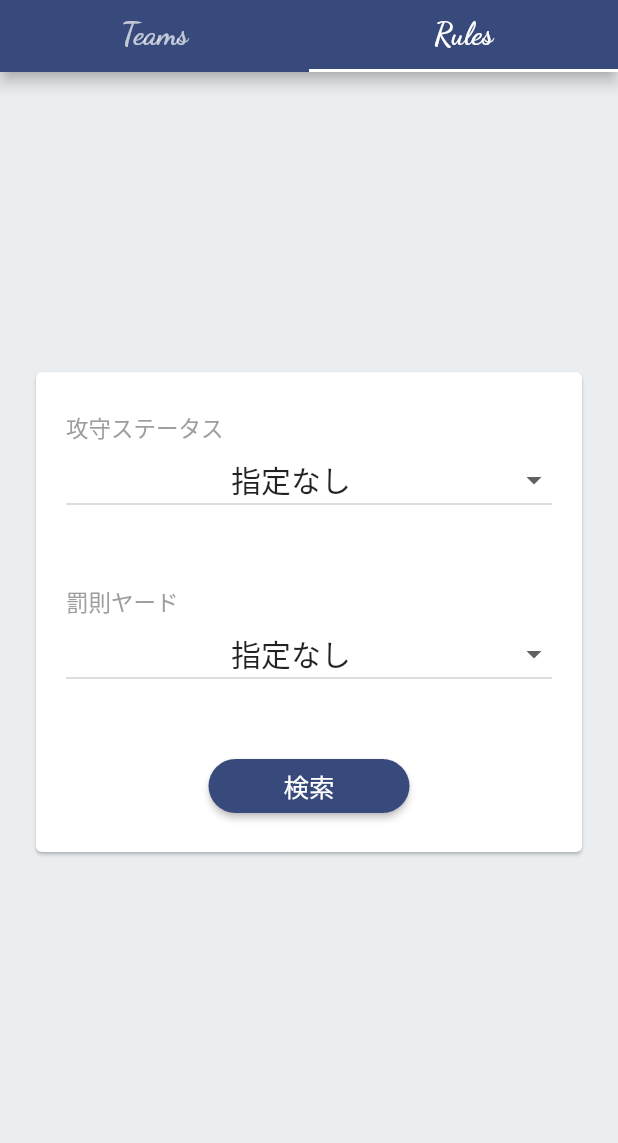
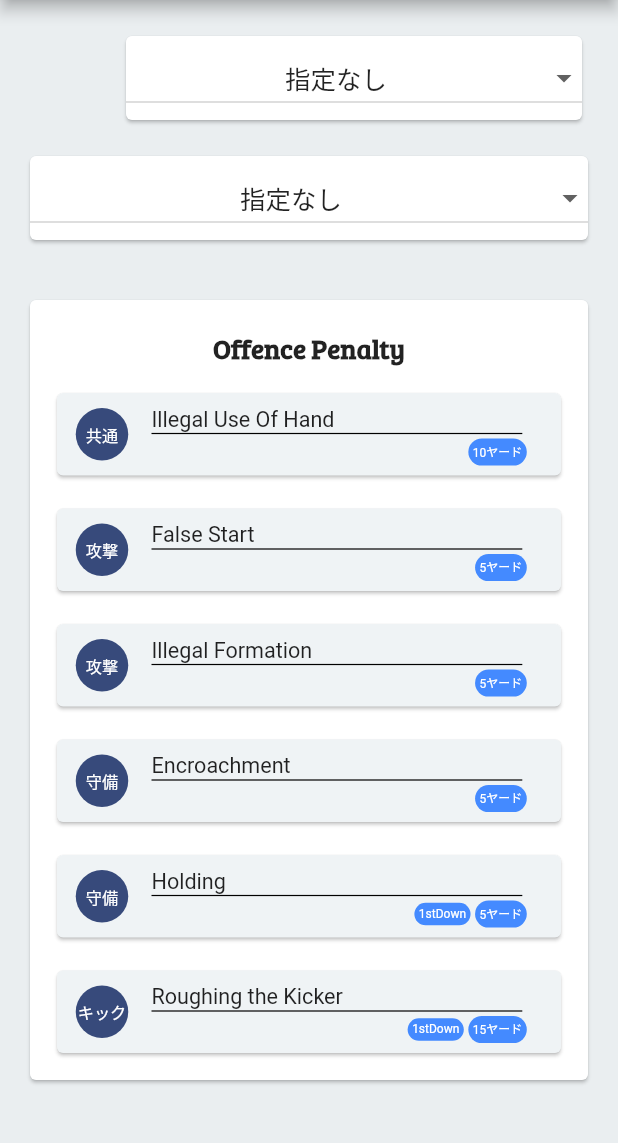
Before and after one commit to toshi1023/nfl-library-app, a Flutter app: the screen it shows after launch, tab 2 chosen, after a tap on "検索", on a phone screen of 412 x 824 dp, the part 84-1227 px from its top. Run offline on Flutter 3.47's test engine with Material 2 defaults, Android fonts, the phone set to English and light mode, and no system bars; our stand-ins replace flutter_riverpod; project files that could hold a hidden picture were left out.

Commit message:
反則一覧ページの実装

```diff
--- a/lib/components/common/search_selectbox/offence_defence_kick_select_box.dart
+++ b/lib/components/common/search_selectbox/offence_defence_kick_select_box.dart
@@ -1,6 +1,8 @@
 /// 攻守ステータスの検索セレクトボックス
 
 import 'package:flutter/material.dart';
+
+import '../../../configs/const.dart';
 
 class OffenceDefenceKickSelectBox extends StatefulWidget {
   @override
@@ -23,19 +25,19 @@ class _OffenceDefenceKickSelectBoxState extends State<OffenceDefenceKickSelectBo
     _items
       ..add(const DropdownMenuItem(
         value: 0,
-        child: Center(child: Text('指定なし', textAlign: TextAlign.center, style: TextStyle(fontSize: 20.0))),
+        child: Center(child: Text('指定なし', textAlign: TextAlign.center, style: TextStyle(fontSize: AppNum.selectboxFontSize))),
       ))
       ..add(const DropdownMenuItem(
         value: 1,
-        child: Center(child: Text('オフェンス', textAlign: TextAlign.center, style: TextStyle(fontSize: 20.0))),
+        child: Center(child: Text('オフェンス', textAlign: TextAlign.center, style: TextStyle(fontSize: AppNum.selectboxFontSize))),
       ))
       ..add(const DropdownMenuItem(
         value: 2,
-        child: Center(child: Text('ディフェンス', textAlign: TextAlign.center, style: TextStyle(fontSize: 20.0))),
+        child: Center(child: Text('ディフェンス', textAlign: TextAlign.center, style: TextStyle(fontSize: AppNum.selectboxFontSize))),
       ))
       ..add(const DropdownMenuItem(
         value: 3,
-        child: Center(child: Text('キック', textAlign: TextAlign.center, style: TextStyle(fontSize: 20.0))),
+        child: Center(child: Text('キック', textAlign: TextAlign.center, style: TextStyle(fontSize: AppNum.selectboxFontSize))),
       ));
   }
 
--- a/lib/components/common/search_selectbox/penalty_yard_select_box.dart
+++ b/lib/components/common/search_selectbox/penalty_yard_select_box.dart
@@ -1,6 +1,8 @@
 /// 罰則ヤードの検索セレクトボックス
 
 import 'package:flutter/material.dart';
+
+import '../../../configs/const.dart';
 
 class PenaltyYardSelectBox extends StatefulWidget {
   @override
@@ -23,23 +25,23 @@ class _PenaltyYardSelectBoxState extends State<PenaltyYardSelectBox> {
     _items
       ..add(const DropdownMenuItem(
         value: 0,
-        child: Center(child: Text('指定なし', textAlign: TextAlign.center, style: TextStyle(fontSize: 20.0))),
+        child: Center(child: Text('指定なし', textAlign: TextAlign.center, style: TextStyle(fontSize: AppNum.selectboxFontSize))),
       ))
       ..add(const DropdownMenuItem(
         value: 1,
-        child: Center(child: Text('5ヤード', textAlign: TextAlign.center, style: TextStyle(fontSize: 20.0))),
+        child: Center(child: Text('5ヤード', textAlign: TextAlign.center, style: TextStyle(fontSize: AppNum.selectboxFontSize))),
       ))
       ..add(const DropdownMenuItem(
         value: 2,
-        child: Center(child: Text('10ヤード', textAlign: TextAlign.center, style: TextStyle(fontSize: 20.0))),
+        child: Center(child: Text('10ヤード', textAlign: TextAlign.center, style: TextStyle(fontSize: AppNum.selectboxFontSize))),
       ))
       ..add(const DropdownMenuItem(
         value: 3,
-        child: Center(child: Text('15ヤード', textAlign: TextAlign.center, style: TextStyle(fontSize: 20.0))),
+        child: Center(child: Text('15ヤード', textAlign: TextAlign.center, style: TextStyle(fontSize: AppNum.selectboxFontSize))),
       ))
       ..add(const DropdownMenuItem(
         value: 4,
-        child: Center(child: Text('15ヤード以上', textAlign: TextAlign.center, style: TextStyle(fontSize: 20.0))),
+        child: Center(child: Text('15ヤード以上', textAlign: TextAlign.center, style: TextStyle(fontSize: AppNum.selectboxFontSize))),
       ));
   }
 
--- /dev/null
+++ b/lib/components/results/rules/penalties.dart
@@ -0,0 +1,263 @@
+/// 反則一覧コンポーネント
+
+import 'package:flutter/cupertino.dart';
+import 'package:flutter/material.dart';
+import '../../../configs/const.dart';
+import '../../../domain/penalty.dart';
+import '../../common/search_selectbox/offence_defence_kick_select_box.dart';
+import '../../common/search_selectbox/penalty_yard_select_box.dart';
+
+class Penalties extends StatelessWidget {
+  // 反則一覧のデータ格納用変数
+  final List<Penalty> penalties;
+
+  @override
+  const Penalties({Key? key, required this.penalties}) : super(key: key);
+
+  @override
+  Widget build(BuildContext context) {
+    final double containerWidth;
+    // 検索用ドロップダウンリストのレイアウト設定
+    const double selectBoxHeight = AppNum.cardPadding / 5;
+
+    containerWidth = MediaQuery.of(context).size.width * 0.6;
+
+    // SingleChildScrollViewで高さ指定が必要
+    return SingleChildScrollView(
+      child: Center(
+        child: Column(
+          mainAxisAlignment: MainAxisAlignment.spaceAround,
+          children: <Widget> [
+            Padding(
+              padding: const EdgeInsets.all(AppNum.cardPadding),
+              child: Column(
+                children: [
+
+                  // 攻守キックのドロップダウンリスト
+                  Padding(
+                    padding: const EdgeInsets.only(left: AppNum.cardPadding * 3),
+                    child: Card(
+                      child: Padding(
+                        padding: const EdgeInsets.only(top: selectBoxHeight, bottom: selectBoxHeight),
+                        child: OffenceDefenceKickSelectBox(),
+                      ),
+                    ),
+                  ),
+
+                  // 罰則ヤードのドロップダウンリスト
+                  Card(
+                      margin: const EdgeInsets.only(top: AppNum.cardMargin),
+                      child: Padding(
+                        padding: const EdgeInsets.only(top: selectBoxHeight, bottom: selectBoxHeight),
+                        child: PenaltyYardSelectBox(),
+                      )
+                  ),
+                ],
+              ),
+            ),
+            Card(
+              margin: const EdgeInsets.all(AppNum.cardMargin),
+              child: Column(
+                children: [
+                  Padding(
+                    padding: const EdgeInsets.only(top: AppNum.cardPadding),
+                    child: Center(
+                      child: Text(
+                        'Offence Penalty',
+                        style: const TextStyle(
+                            fontSize: AppNum.resultsNameFontSize,
+                            fontFamily: 'Bree_Serif',
+                            fontWeight: FontWeight.bold
+                        ),
+                      ),
+                    ),
+                  ),
+
+                  ListView.builder( // ListViewはスクロールが自動でつく
+                    // スクロールする要素の中(SingleChildScrollView)にスクロールする要素(ListView)を追加してしまうと、
+                    // ListViewがどっちのスクロールに高さを合わせればいいか分からなくなるため、エラーを発生させる
+
+                    // 要素の高さに合わせてどうこう調整してくれるもの
+                    shrinkWrap: true,
+                    physics: const NeverScrollableScrollPhysics(),
+
+                    itemCount: penalties.length,
+                    itemBuilder: (context, index) {
+                      final data = penalties[index];
+                      return Padding(
+                        padding: index == (penalties.length - 1) ?
+                        // 最後だけ
+                        const EdgeInsets.all(AppNum.cardPadding * 0.7)
+                            :
+                        // 最初から最後の1つ手前まで
+                        const EdgeInsets.only(top: AppNum.cardPadding * 0.7, left: AppNum.cardPadding * 0.7, right: AppNum.cardPadding * 0.7),
+                        child: InkWell(
+                          onTap: () {
+                            // Navigator.of(context).pushNamed("/player_detail", arguments: data);
+                          },
+                          child: Card(
+                            color: AppColor.subColor,
+                            child: Row(
+                              children: [
+                                Container(
+                                  margin: const EdgeInsets.only(top: 10, bottom: 10),
+                                  decoration: const BoxDecoration(
+                                    color: AppColor.mainColor,
+                                    shape: BoxShape.circle,
+                                  ),
+                                  width: 60,
+                                  height: 35,
+                                  child: Center(
+                                    child: Text(
+                                      data.statusType == 0 ? '共通' :
+                                      data.statusType == 1 ? '攻撃' :
+                                      data.statusType == 2 ? '守備' :
+                                      'キック',
+                                      style: const TextStyle(
+                                        fontSize: AppNum.resultsNameFontSize * 0.6,
+                                        color: Colors.white
+                                      ),
+                                    ),
+                                  )
+                                ),
+                                Column(
+                                  crossAxisAlignment: CrossAxisAlignment.end,
+                                  children: <Widget> [
+                                    Padding(
+                                      padding: const EdgeInsets.all(AppNum.resultsNamePadding),
+                                      child: Container(
+                                        width: containerWidth,
+                                        decoration: const BoxDecoration(
+                                            border: Border(bottom: BorderSide(
+                                              color: Colors.black,
+                                              width: 0.8,
+                                            ))
+                                        ),
+                                        child: Text(
+                                          data.englishName,
+                                          style: const TextStyle(
+                                              fontSize: AppNum.resultsNameFontSize * 0.8
+                                          ),
+                                        ),
+                                      ),
+                                    ),
+
+                                    // 反則のフラグ用チップ
+                                    Row(
+                                      children: [
+                                        // ダウン喪失のフラグ
+                                        if(data.lossOfDownFlg) Container(
+                                          margin: const EdgeInsets.only(left: AppNum.resultsChipPadding),
+                                          decoration: BoxDecoration(
+                                              color: Colors.blueAccent,
+                                              borderRadius: BorderRadius.circular(15)
+                                          ),
+                                          child: const Padding(
+                                            padding: EdgeInsets.all(AppNum.resultsChipPadding),
+                                            child: Text(
+                                              'ダウン喪失',
+                                              style: TextStyle(
+                                                  color: Colors.white,
+                                                  fontSize: AppNum.resultsChipFontSize
+                                              ),
+                                            ),
+                                          ),
+                                        ),
+
+                                        // オートマティックファーストダウンのフラグ
+                                        if(data.afFlg) Container(
+                                          margin: const EdgeInsets.only(left: AppNum.resultsChipPadding),
+                                          decoration: BoxDecoration(
+                                              color: Colors.blueAccent,
+                                              borderRadius: BorderRadius.circular(15)
+                                          ),
+                                          child: const Padding(
+                                            padding: EdgeInsets.all(AppNum.resultsChipPadding),
+                                            child: Text(
+                                              '1stDown',
+                                              style: TextStyle(
+                                                  color: Colors.white,
+                                                  fontSize: AppNum.resultsChipFontSize
+                                              ),
+                                            ),
+                                          ),
+                                        ),
+
+                                        // ゲームクロック減算のフラグ
+                                        if(data.clockFlg) Container(
+                                          margin: const EdgeInsets.only(left: AppNum.resultsChipPadding),
+                                          decoration: BoxDecoration(
+                                              color: Colors.blueAccent,
+                                              borderRadius: BorderRadius.circular(15)
+                                          ),
+                                          child: const Padding(
+                                            padding: EdgeInsets.all(AppNum.resultsChipPadding),
+                                            child: Text(
+                                              '時間減算',
+                                              style: TextStyle(
+                                                  color: Colors.white,
+                                                  fontSize: AppNum.resultsChipFontSize
+                                              ),
+                                            ),
+                                          ),
+                                        ),
+
+                                        // 退場のフラグ
+                                        if(data.exitFlg) Container(
+                                          margin: const EdgeInsets.only(left: AppNum.resultsChipPadding),
+                                          decoration: BoxDecoration(
+                                              color: Colors.blueAccent,
+                                              borderRadius: BorderRadius.circular(15)
+                                          ),
+                                          child: const Padding(
+                                            padding: EdgeInsets.all(AppNum.resultsChipPadding),
+                                            child: Text(
+                                              '退場',
+                                              style: TextStyle(
+                                                  color: Colors.white,
+                                                  fontSize: AppNum.resultsChipFontSize
+                                              ),
+                                            ),
+                                          ),
+                                        ),
+
+                                        // ヤード情報
+                                        Container(
+                                          margin: const EdgeInsets.only(left: AppNum.resultsChipPadding),
+                                          decoration: BoxDecoration(
+                                            color: Colors.blueAccent,
+                                            borderRadius: BorderRadius.circular(15)
+                                          ),
+                                          child: Padding(
+                                            padding: const EdgeInsets.all(3.0),
+                                            child: Text(
+                                              '${data.yardInfo}ヤード',
+                                              style: const TextStyle(
+                                                color: Colors.white,
+                                                fontSize: AppNum.resultsChipFontSize
+                                              ),
+                                            ),
+                                          ),
+                                        ),
+                                      ],
+                                    )
+
+                                  ],
+                                )
+                              ],
+                            ),
+                          ),
+                        ),
+                      );
+                    },
+                  ),
+                ],
+              ),
+            )
+
+          ],
+        ),
+      ),
+    );
+  }
+}
--- a/lib/components/search/rules_search.dart
+++ b/lib/components/search/rules_search.dart
@@ -69,7 +69,8 @@ class RulesSearch extends StatelessWidget {
                           padding: const EdgeInsets.all(AppNum.searchPaddingForm),
                           child: ElevatedButton(
                             onPressed: () {
-                              // ログインページへ遷移
+                              // 反則一覧ページへ遷移
+                              Navigator.of(context).pushNamed("/rules");
                             },
                             style: ElevatedButton.styleFrom(
                               padding: const EdgeInsets.only(left: AppNum.buttonPadding, right: AppNum.buttonPadding),
--- a/lib/configs/const.dart
+++ b/lib/configs/const.dart
@@ -46,6 +46,8 @@ class AppNum {
   // results系列用定数
   static const double resultsNameFontSize = 18.0;
   static const double resultsNamePadding = 3.0;
+  static const double resultsChipFontSize = 8.0;
+  static const double resultsChipPadding = 3.0;
 
   // select box用定数
   static const double selectboxFontSize = 17.0;
--- /dev/null
+++ b/lib/domain/penalty.dart
@@ -0,0 +1,26 @@
+/// Penaltiesコンポーネントで使用する型定義
+class Penalty {
+  Penalty(
+    this.id,
+    this.englishName,
+    this.japaneseName,
+    this.description,
+    this.statusType,
+    this.yardInfo,
+    this.lossOfDownFlg,
+    this.afFlg,
+    this.clockFlg,
+    this.exitFlg
+  );
+
+  int id;
+  String englishName;
+  String japaneseName;
+  String description;
+  int statusType;
+  int yardInfo;
+  bool lossOfDownFlg;
+  bool afFlg;
+  bool clockFlg;
+  bool exitFlg;
+}
--- a/lib/domain/player.dart
+++ b/lib/domain/player.dart
@@ -1,4 +1,4 @@
-/// Rostersコンポーネントで使用する型定義
+/// Rosters & Startersコンポーネントで使用する型定義
 class Player {
   Player(
       this.imageFile,
--- a/lib/main.dart
+++ b/lib/main.dart
@@ -7,6 +7,7 @@ import 'package:nfl_library/pages/menus/not_logged_in_menu_page.dart';
 import 'package:nfl_library/pages/results/teams/teams_page.dart';
 import 'package:nfl_library/pages/settings/settings_page.dart';
 import 'package:nfl_library/pages/results/teams/player_detail_page.dart';
+import 'package:nfl_library/pages/results/rules/rules_page.dart';
 import 'package:flutter_riverpod/flutter_riverpod.dart';
 
 void main() {
@@ -35,6 +36,7 @@ class MyApp extends StatelessWidget {
         '/settings': (BuildContext context) => const SettingsPage(),
         '/results': (BuildContext context) => const TeamsPage(),
         '/player_detail': (BuildContext context) => const PlayerDetailPage(),
+        '/rules': (BuildContext context) => const RulesPage()
       },
     );
   }
--- /dev/null
+++ b/lib/pages/results/rules/rules_page.dart
@@ -0,0 +1,65 @@
+/// 反則検索の結果を表示する画面
+
+import 'package:flutter/cupertino.dart';
+import 'package:flutter/material.dart';
+import 'package:nfl_library/components/common/app_bar/app_main_bar.dart';
+import '../../../components/results/rules/penalties.dart';
+import '../../../configs/const.dart';
+import '../../../domain/penalty.dart';
+
+class RulesPage extends StatelessWidget {
+  @override
+  const RulesPage({Key? key}) : super(key: key);
+
+  @override
+  Widget build(BuildContext context) {
+    final List<Penalty> penalties = [
+      Penalty(
+        1,
+        'Illegal Use Of Hand', '不正な手の使用',
+        '相手選手を対するに当たり、手や腕の使い方のルールが決まっており、それに反する行為をすること。攻守共通してフェイスマスクを押す行為も含まれるが、ボールキャリアーに限り対象外となる。',
+        0, 10, false, false, false, false
+      ),
+      Penalty(
+        2,
+        'False Start', 'フォルス・スタート',
+        'ボールがスナップされる前に、攻撃側の選手が攻撃と勘違いされるような動きをすること。',
+        1, 5, false, false, false, false
+      ),
+      Penalty(
+        3,
+        'Illegal Formation', '不正なフォーメーション',
+        '攻撃側はスナップするとき、特定の位置に選手がいる必要があったり、逆にいてはならなかったり、フォーメーションに関するルールがある。このルールに反するとイリーガル・フォーメーション。'
+        + '具体的には次の3点が当てはまる。'
+        + '(1) スクリメージラインから1ヤード以内の選手（ライン上の選手）が7人以上いること。'
+        + '(2) NFLでは、ラインの内側が無資格番号(50-79)の選手であること。'
+        + '(3) NFLでは、ラインの両端やバックが有資格番号(1-49、80-89)の選手であること。',
+        1, 5, false, false, false, false
+      ),
+      Penalty(
+        4,
+        'Encroachment', 'エンクローチメント',
+        'スナップする前に守備選手が、ニュートラルゾーンを越えて攻撃選手に接触すること。',
+        2, 5, false, false, false, false
+      ),
+      Penalty(
+        5,
+        'Holding', 'ホールディング',
+        'ボールを持っていない選手に対して、タックルしたり、つかんだり、その他妨害したりすること。',
+        2, 5, false, true, false, false
+      ),
+      Penalty(
+        6,
+        'Roughing the Kicker', 'ラフィング・ザ・キッカー',
+        '明らかに蹴った後のキッカーやパンターに突き当たったり、投げつけたりの乱暴行為をすること。',
+        3, 15, false, true, false, false
+      )
+    ];
+
+    return Scaffold(
+      appBar: const AppMainBar(null),
+      backgroundColor: AppColor.backColor,
+      body: Penalties(penalties: penalties)
+    );
+  }
+}
--- a/lib/pages/results/teams/teams_page.dart
+++ b/lib/pages/results/teams/teams_page.dart
@@ -4,8 +4,6 @@ import 'package:flutter/cupertino.dart';
 import 'package:flutter/material.dart';
 import 'package:nfl_library/components/common/app_bar/app_main_bar.dart';
 import 'package:nfl_library/components/results/teams/starters.dart';
-import '../../../components/common/search_selectbox/year_select_box.dart';
-import '../../../components/common/search_selectbox/team_select_box.dart';
 import '../../../components/results/teams/rosters.dart';
 import '../../../configs/const.dart';
 import '../../../domain/player.dart';
```
